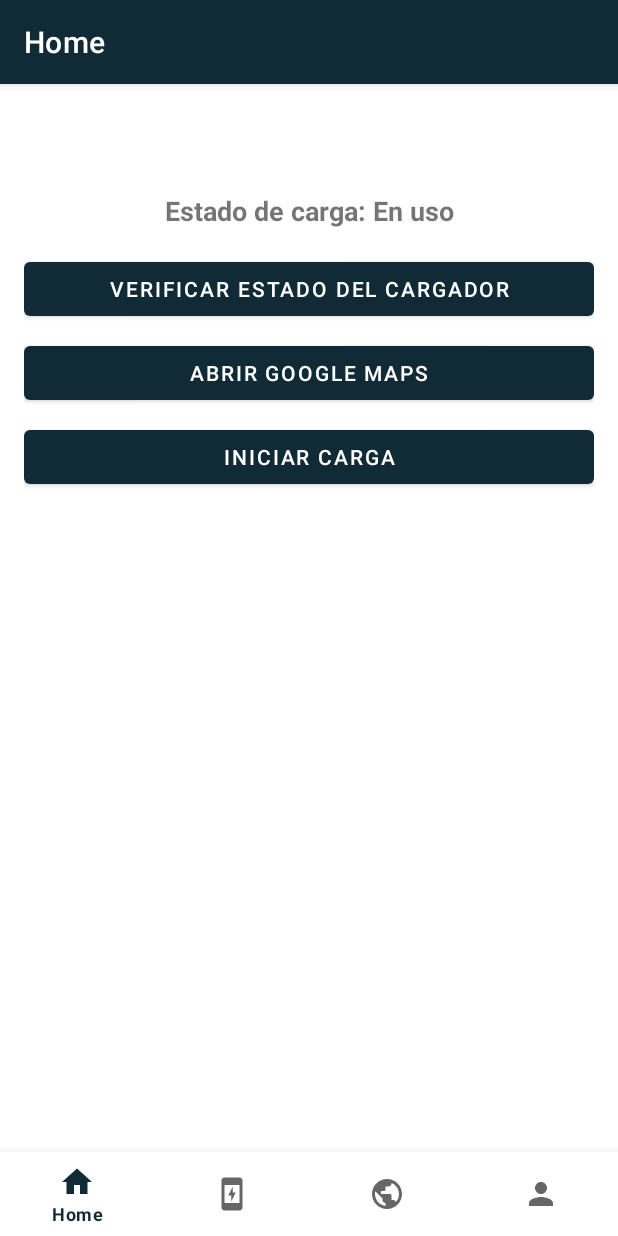
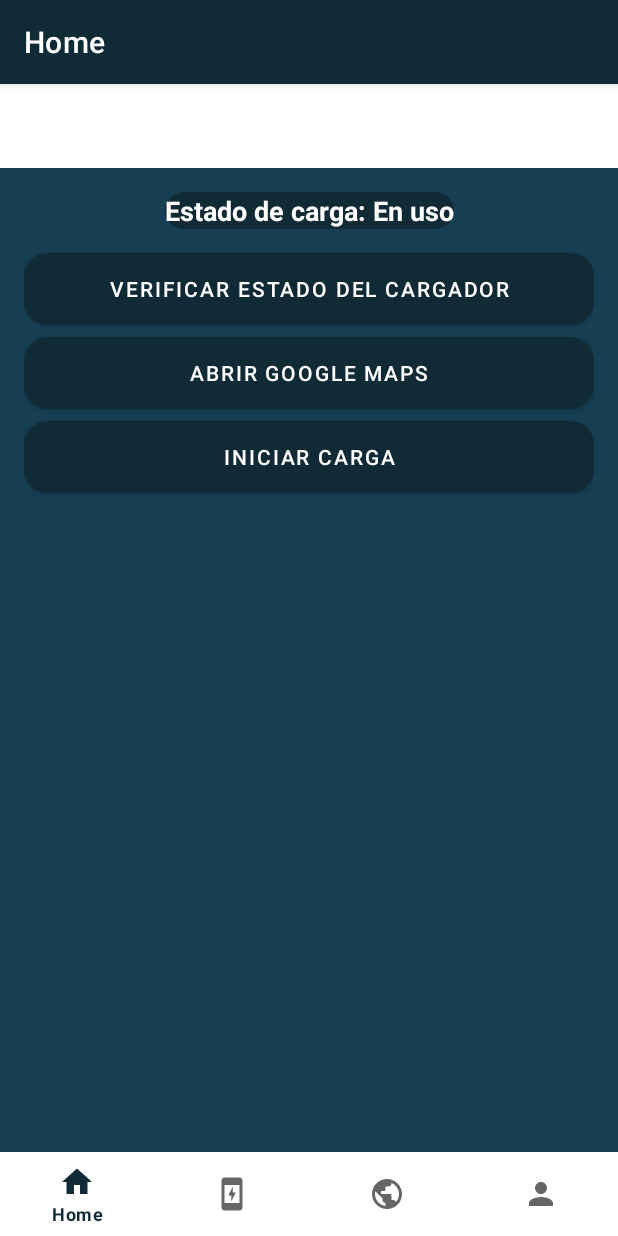
Before and after one commit to elanezon/taller-integrador, an Android app: the InicioFragment screen opened directly, with no data from a screen before it, after a tap on "INICIAR CARGA", on a phone screen of 412 x 824 dp. Run offline under Robolectric (Android 15) with nearby library versions, the phone set to English and light mode, and no system bars; our stand-ins replace Firebase (no records; nobody signed in at launch, a user with empty details on screens opened directly), navigation-ui; 2 other taps on this screen came first.

Commit message:
View model compartido de Carga y Inicio
Animacion de 1 minuto para facilidad de pruebas, y homogenización de aspecto visual de fragments

```diff
--- a/EV3/app/src/main/java/com/example/ev3/ui/inicio/InicioFragment.kt
+++ b/EV3/app/src/main/java/com/example/ev3/ui/inicio/InicioFragment.kt
@@ -6,6 +6,7 @@ import android.net.Uri
 import android.os.Bundle
 import android.os.Looper
 import android.os.Handler
+import android.util.Log
 import android.view.LayoutInflater
 import android.view.View
 import android.view.ViewGroup
@@ -31,13 +32,15 @@ class InicioFragment : Fragment() {
         liberarCarga()
     }
 
+    // Instancia del SharedViewModel
+    private lateinit var sharedViewModel: SharedViewModel
+
     override fun onCreateView(
         inflater: LayoutInflater,
         container: ViewGroup?,
         savedInstanceState: Bundle?
     ): View {
-        val inicioViewModel =
-            ViewModelProvider(this).get(InicioViewModel::class.java)
+        sharedViewModel = ViewModelProvider(requireActivity()).get(SharedViewModel::class.java)
 
         _binding = FragmentInicioBinding.inflate(inflater, container, false)
         val root: View = binding.root
@@ -45,25 +48,24 @@ class InicioFragment : Fragment() {
         // Inicializar la Realtime Database
         database = FirebaseDatabase.getInstance().getReference("estacionCarga/estado")
 
-        // Establecer el texto inicial del TextView
-        binding.chargerStatusTextView.text = "Estado de carga: --"
+        // Observa el estado del cargador en el SharedViewModel y actualiza el TextView
+        sharedViewModel.chargerStatus.observe(viewLifecycleOwner) { status ->
+            binding.chargerStatusTextView.text = "Estado de carga: $status"
+        }
 
         // Configurar el botón para abrir Google Maps
-        val buttonOpenMaps: Button = binding.openMapsButton
         binding.openMapsButton.setOnClickListener {
-            openGoogleMaps()  // Método para abrir Google Maps
+            openGoogleMaps()
         }
 
         // Configurar el botón para verificar el estado del cargador
-        val buttonCheckCharger: Button = binding.checkChargerButton
         binding.checkChargerButton.setOnClickListener {
-            verificarEstadoCargador() // Lógica para verificar el estado del cargador
+            verificarEstadoCargador()
         }
 
         // Configurar el botón para iniciar carga
-        val buttonStartCharging: Button = binding.startChargingButton
         binding.startChargingButton.setOnClickListener {
-            iniciarCarga() // Lógica para iniciar la carga
+            iniciarCarga()
         }
 
         return root
@@ -74,7 +76,7 @@ class InicioFragment : Fragment() {
         database.addListenerForSingleValueEvent(object : ValueEventListener {
             override fun onDataChange(snapshot: DataSnapshot) {
                 val estado = snapshot.getValue(String::class.java)
-                binding.chargerStatusTextView.text = "Estado de carga: $estado"
+                sharedViewModel.updateChargerStatus(estado ?: "Desconocido")
             }
 
             override fun onCancelled(error: DatabaseError) {
@@ -88,7 +90,8 @@ class InicioFragment : Fragment() {
         database.setValue("En uso").addOnCompleteListener { task ->
             if (task.isSuccessful) {
                 Toast.makeText(requireContext(), "Carga iniciada", Toast.LENGTH_SHORT).show()
-                binding.chargerStatusTextView.text = "Estado de carga: En uso" // Actualizar el TextView
+                sharedViewModel.updateChargerStatus("En uso")
+                sharedViewModel.iniciarCarga()
                 programarLiberacionCarga()
             } else {
                 Toast.makeText(requireContext(), "Error al iniciar carga", Toast.LENGTH_SHORT).show()
@@ -97,8 +100,7 @@ class InicioFragment : Fragment() {
     }
 
     private fun programarLiberacionCarga() {
-        // Inicia el Runnable para liberar la carga después de 10 segundos
-        handler.postDelayed(liberarCargaRunnable, 10000)
+        handler.postDelayed(liberarCargaRunnable, 60000)
     }
 
     private fun liberarCarga() {
@@ -106,15 +108,14 @@ class InicioFragment : Fragment() {
             if (task.isSuccessful) {
                 if (_binding != null) {
                     Toast.makeText(requireContext(), "Carga liberada", Toast.LENGTH_SHORT).show()
-                    binding.chargerStatusTextView.text = "Estado de carga: Disponible"
+                    sharedViewModel.updateChargerStatus("Disponible")
                 }
             }
         }
     }
 
-    // Método para abrir Google Maps con una ubicación específica
     private fun openGoogleMaps() {
-        val locationName = "EVTEC Station" // Cambia esto por el nombre deseado
+        val locationName = "EVTEC Station"
         val gmmIntentUri = Uri.parse("geo:0,0?q=9.861828545473676,-83.91554636862311($locationName)")
         val mapIntent = Intent(Intent.ACTION_VIEW, gmmIntentUri)
         try {
@@ -131,7 +132,6 @@ class InicioFragment : Fragment() {
 
     override fun onDestroy() {
         super.onDestroy()
-        // Asegúrate de eliminar el Runnable si el fragmento se destruye completamente
         handler.removeCallbacks(liberarCargaRunnable)
     }
 }
--- /dev/null
+++ b/EV3/app/src/main/java/com/example/ev3/ui/inicio/SharedViewModel.kt
@@ -0,0 +1,81 @@
+package com.example.ev3.ui.inicio
+
+import android.util.Log
+import androidx.lifecycle.LiveData
+import androidx.lifecycle.MutableLiveData
+import androidx.lifecycle.ViewModel
+import androidx.lifecycle.viewModelScope
+import kotlinx.coroutines.delay
+import kotlinx.coroutines.launch
+
+class SharedViewModel : ViewModel() {
+
+    // Tiempo restante de carga en segundos
+    private val _tiempoRestante = MutableLiveData<Int>()
+    val tiempoRestante: LiveData<Int> get() = _tiempoRestante
+
+    // Propiedad para el estado del cargador
+    private val _chargerStatus = MutableLiveData<String>()
+    val chargerStatus: LiveData<String> get() = _chargerStatus
+
+    // Ahorro de CO₂ en gramos
+    private val _ahorroCO2 = MutableLiveData<Double>()
+    val ahorroCO2: LiveData<Double> get() = _ahorroCO2
+
+    // Costo estimado de la carga en colones
+    private val _costoCarga = MutableLiveData<Double>()
+    val costoCarga: LiveData<Double> get() = _costoCarga
+
+    // Método para actualizar el estado del cargador
+    fun updateChargerStatus(status: String) {
+        _chargerStatus.value = status
+    }
+
+    // Progreso de la carga (de 0 a 1)
+    private val _progresoCarga = MutableLiveData<Float>()
+    val progresoCarga: LiveData<Float> get() = _progresoCarga
+
+
+    fun iniciarCarga() {
+        // Configura un tiempo de carga de 1 minutos (60 segundos) para esta simulación
+        _tiempoRestante.value = 60
+        _ahorroCO2.value = 0.0
+        _costoCarga.value = 0.0
+        _progresoCarga.value = 0f // Inicia en 0% de carga
+        calcularAhorroCO2()
+        calcularCostoCarga()
+
+        // Reduce el tiempo restante cada segundo para simular la carga
+        viewModelScope.launch {
+            while (_tiempoRestante.value!! > 0) {
+                delay(1000)
+                _tiempoRestante.value = (_tiempoRestante.value?.minus(1))?.coerceAtLeast(0)
+                // Actualizar progreso de carga cada segundo
+                val progreso = (60 - _tiempoRestante.value!!).toFloat() / 60
+                _progresoCarga.value = progreso
+            }
+        }
+    }
+
+    private fun calcularAhorroCO2() {
+        // Supongamos que se ahorran 0.1 gramos de CO₂ por segundo de carga
+        _ahorroCO2.value = 0.0
+        viewModelScope.launch {
+            while (_tiempoRestante.value!! > 0) {
+                delay(1000)
+                _ahorroCO2.value = (_ahorroCO2.value?.plus(0.1))?.let { "%.1f".format(it).toDouble() }
+            }
+        }
+    }
+
+    private fun calcularCostoCarga() {
+        // Supongamos que el costo es de 0.5 colones por segundo de carga
+        _costoCarga.value = 0.0
+        viewModelScope.launch {
+            while (_tiempoRestante.value!! > 0) {
+                delay(1000)
+                _costoCarga.value = _costoCarga.value?.plus(0.5)
+            }
+        }
+    }
+}
--- a/EV3/app/src/main/res/layout/fragment_carga.xml
+++ b/EV3/app/src/main/res/layout/fragment_carga.xml
@@ -3,6 +3,7 @@
     android:layout_width="match_parent"
     android:layout_height="match_parent"
     android:orientation="vertical"
+    android:background="@color/primaryColor1"
     android:gravity="center"
     android:padding="16dp">
 
@@ -13,6 +14,7 @@
         android:layout_height="wrap_content"
         android:text="Tiempo restante: 10:00"
         android:textSize="18sp"
+        android:textColor="@android:color/white"
         android:layout_gravity="center_horizontal"
         android:paddingBottom="16dp"/>
 
@@ -42,7 +44,7 @@
             android:layout_centerInParent="true"
             android:text="0%"
             android:textSize="24sp"
-            android:textColor="@android:color/black"/>
+            android:textColor="@android:color/white"/>
     </RelativeLayout>
 
     <!-- TextView para mostrar el ahorro de CO₂ -->
@@ -51,6 +53,7 @@
         android:layout_width="wrap_content"
         android:layout_height="wrap_content"
         android:text="CO₂ Ahorrado: 0g"
+        android:textColor="@android:color/white"
         android:textSize="18sp"
         android:layout_gravity="center_horizontal"
         android:paddingBottom="16dp"/>
@@ -61,6 +64,7 @@
         android:layout_width="wrap_content"
         android:layout_height="wrap_content"
         android:text="Costo estimado: ₡0.00"
+        android:textColor="@android:color/white"
         android:textSize="18sp"
         android:layout_gravity="center_horizontal"
         android:paddingBottom="16dp"/>
--- a/EV3/app/src/main/res/layout/fragment_informacion.xml
+++ b/EV3/app/src/main/res/layout/fragment_informacion.xml
@@ -4,6 +4,7 @@
     xmlns:tools="http://schemas.android.com/tools"
     android:layout_width="match_parent"
     android:layout_height="match_parent"
+    android:background="@color/primaryColor1"
     tools:context=".ui.informacion.InformacionFragment">
 
     <TextView
--- a/EV3/app/src/main/res/layout/fragment_inicio.xml
+++ b/EV3/app/src/main/res/layout/fragment_inicio.xml
@@ -4,6 +4,7 @@
     xmlns:tools="http://schemas.android.com/tools"
     android:layout_width="match_parent"
     android:layout_height="match_parent"
+    android:background="@color/primaryColor1"
     android:padding="16dp">
 
     <TextView
@@ -11,8 +12,10 @@
         android:layout_width="wrap_content"
         android:layout_height="wrap_content"
         android:text="Estado del cargador"
+        android:background="@drawable/button_background"
         android:textSize="18sp"
         android:textStyle="bold"
+        android:textColor="@android:color/white"
         app:layout_constraintTop_toTopOf="parent"
         app:layout_constraintStart_toStartOf="parent"
         app:layout_constraintEnd_toEndOf="parent"/>
@@ -22,6 +25,8 @@
         android:layout_width="0dp"
         android:layout_height="wrap_content"
         android:text="Verificar estado del cargador"
+        android:background="@drawable/button_background"
+        android:textColor="@android:color/white"
         app:layout_constraintTop_toBottomOf="@id/chargerStatusTextView"
         app:layout_constraintStart_toStartOf="parent"
         app:layout_constraintEnd_toEndOf="parent"
@@ -33,6 +38,8 @@
         android:layout_width="0dp"
         android:layout_height="wrap_content"
         android:text="Abrir Google Maps"
+        android:background="@drawable/button_background"
+        android:textColor="@android:color/white"
         app:layout_constraintTop_toBottomOf="@id/checkChargerButton"
         app:layout_constraintStart_toStartOf="parent"
         app:layout_constraintEnd_toEndOf="parent"
@@ -44,6 +51,8 @@
         android:layout_width="0dp"
         android:layout_height="wrap_content"
         android:text="Iniciar Carga"
+        android:background="@drawable/button_background"
+        android:textColor="@android:color/white"
         app:layout_constraintTop_toBottomOf="@id/openMapsButton"
         app:layout_constraintStart_toStartOf="parent"
         app:layout_constraintEnd_toEndOf="parent"
```
Also changed, not shown: EV3/app/src/main/java/com/example/ev3/ui/carga/CargaFragment.kt (+16 -10 lines).
